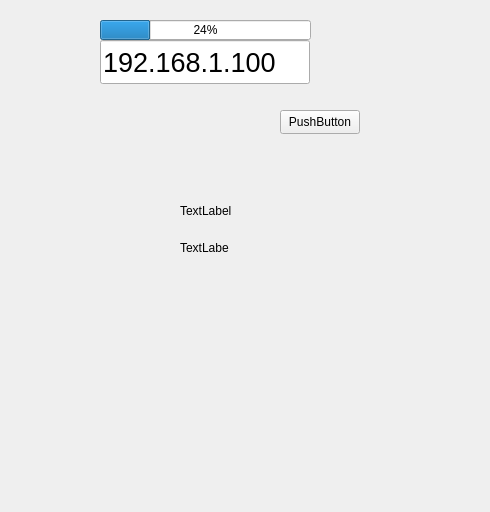
Above: mainwindow.ui from Sergeras1/Smart_weather_station before the change. Below: the same form after it.
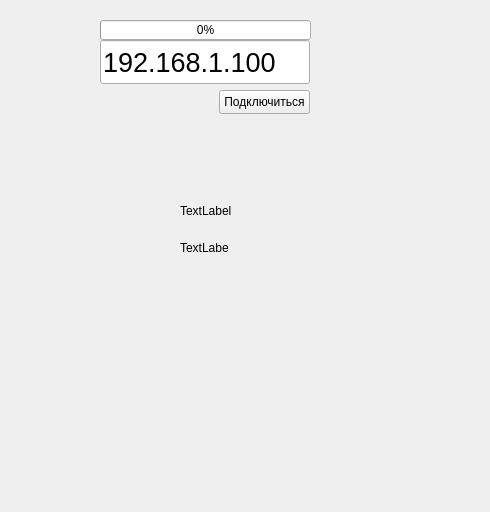
That is the form after the change.

Diff of the .ui file:
```diff
--- a/mainwindow.ui
+++ b/mainwindow.ui
@@ -17,14 +17,14 @@
    <widget class="QPushButton" name="pushButton">
     <property name="geometry">
      <rect>
-      <x>280</x>
-      <y>110</y>
-      <width>80</width>
+      <x>219</x>
+      <y>90</y>
+      <width>91</width>
       <height>24</height>
      </rect>
     </property>
     <property name="text">
-     <string>PushButton</string>
+     <string>Подключиться</string>
     </property>
    </widget>
    <widget class="QLabel" name="temp_label">
@@ -80,8 +80,19 @@
       <height>20</height>
      </rect>
     </property>
+    <property name="font">
+     <font>
+      <pointsize>9</pointsize>
+     </font>
+    </property>
     <property name="value">
-     <number>24</number>
+     <number>0</number>
+    </property>
+    <property name="textVisible">
+     <bool>true</bool>
+    </property>
+    <property name="format">
+     <string>%p%</string>
     </property>
    </widget>
   </widget>
```
